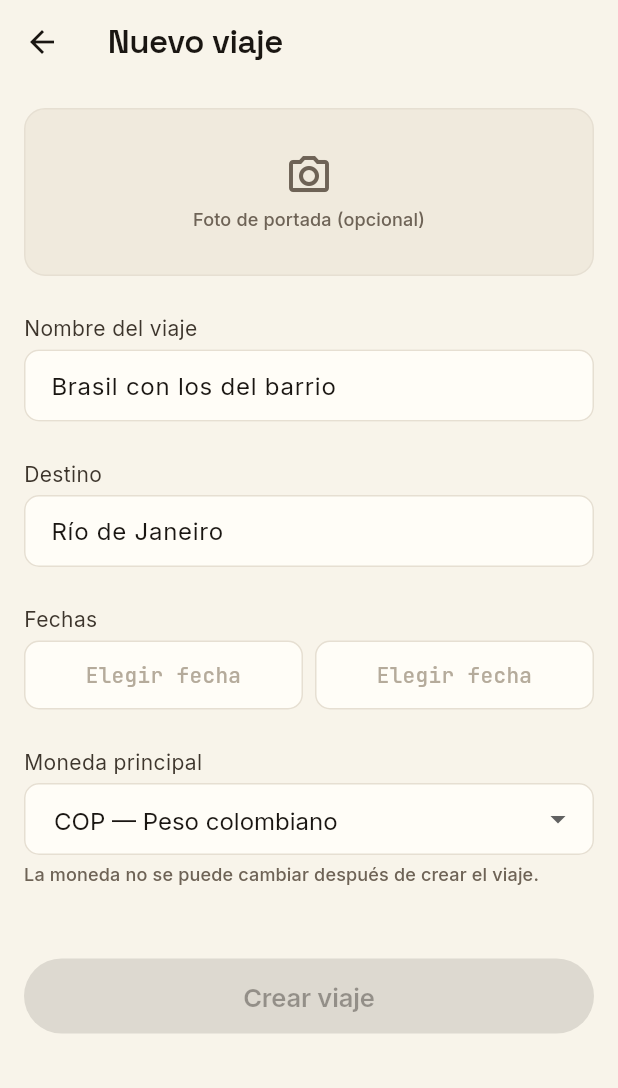
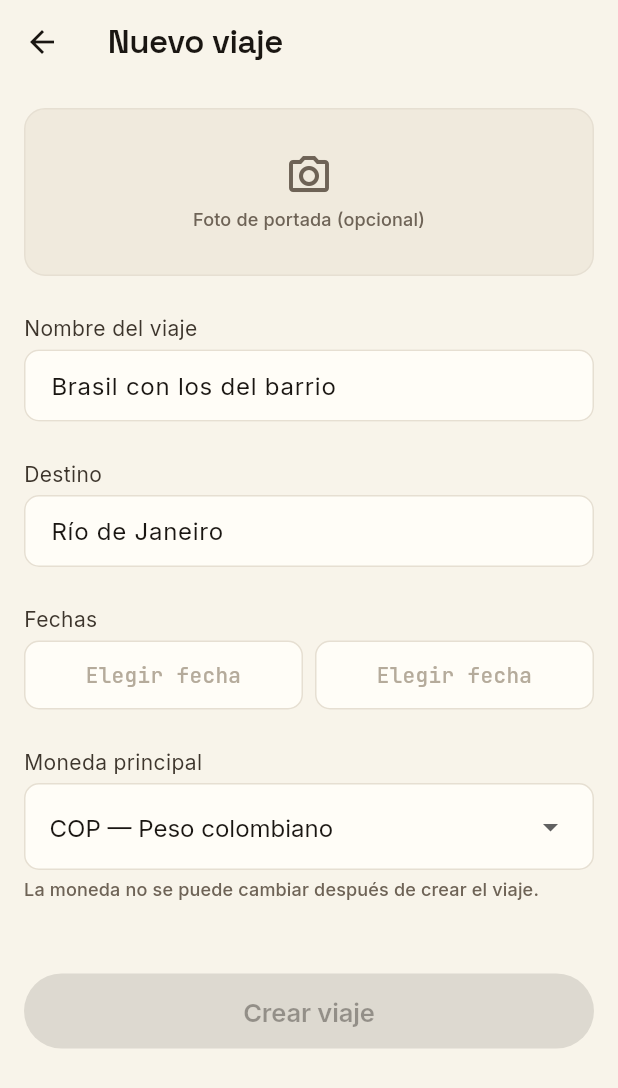
Before and after one commit to julianjab/travel-app, a Flutter app: the CreateTripScreen screen opened by its route, on a phone screen of 412 x 824 dp. Shown: the top 1088 px of the screen. Run offline on Flutter 3.47's test engine with Material 3 defaults, Android fonts, the phone set to English and light mode, and no system bars; our stand-ins replace cloud_firestore, firebase_auth, firebase_core, flutter_riverpod, go_router, google_sign_in and 2 more; accounts and stored records are empty.

Commit message:
fix(F1-02): add intl dependency, fix CurrencyPickerField to use DropdownButton (no deprecated value param)

```diff
--- a/app/lib/features/trips/presentation/widgets/currency_picker_field.dart
+++ b/app/lib/features/trips/presentation/widgets/currency_picker_field.dart
@@ -11,18 +11,23 @@ import 'package:vamos/core/theme/vamos_typography.dart';
 /// Default currency is COP (Colombian Peso) per LATAM-first product principle
 /// (see docs/02-prd-inicial.md §3). The parent form overrides this default
 /// and listens for changes via [onChanged].
+///
+/// Uses [DropdownButton] (not DropdownButtonFormField) because the parent
+/// [CreateTripScreen] owns the selected value in its own state — this is a
+/// fully controlled widget.
 class CurrencyPickerField extends StatelessWidget {
   const CurrencyPickerField({
     super.key,
     required this.value,
-    required this.onChanged,
+    this.onChanged,
   });
 
   /// Currently selected ISO 4217 currency code (e.g. "COP").
   final String value;
 
   /// Called with the newly selected currency code when the user picks one.
-  final ValueChanged<String?> onChanged;
+  /// When null, the dropdown is effectively disabled.
+  final ValueChanged<String?>? onChanged;
 
   /// LATAM-focused currency list. Ordered by estimated user frequency.
   static const List<({String code, String label})> _currencies = [
@@ -44,19 +49,24 @@ class CurrencyPickerField extends StatelessWidget {
       children: [
         Text('Moneda principal', style: VamosTypography.bodyMedium),
         const SizedBox(height: VamosSpacing.xs),
-        DropdownButtonFormField<String>(
+        Container(
+          padding: const EdgeInsets.symmetric(
+            horizontal: VamosSpacing.md,
+            vertical: VamosSpacing.xs,
+          ),
+          decoration: BoxDecoration(
+            color: VamosColors.surface,
+            borderRadius: VamosRadius.brMd,
+            border: Border.all(color: VamosColors.border),
+          ),
+          child: DropdownButton<String>(
             value: value,
             onChanged: onChanged,
-          decoration: const InputDecoration(
-            contentPadding: EdgeInsets.symmetric(
-              horizontal: VamosSpacing.md,
-              vertical: VamosSpacing.sm,
-            ),
-          ),
+            isExpanded: true,
+            underline: const SizedBox.shrink(), // hide the default underline
             style: VamosTypography.bodyLarge.copyWith(color: VamosColors.text),
             dropdownColor: VamosColors.surface,
             borderRadius: VamosRadius.brMd,
-          isExpanded: true,
             items: _currencies
                 .map(
                   (c) => DropdownMenuItem(
@@ -65,6 +75,7 @@ class CurrencyPickerField extends StatelessWidget {
                   ),
                 )
                 .toList(),
+          ),
         ),
         const SizedBox(height: VamosSpacing.xs),
         Text(
--- a/app/pubspec.yaml
+++ b/app/pubspec.yaml
@@ -53,6 +53,9 @@ dependencies:
   # Logging
   logger: ^2.5.0
 
+  # Date and number formatting (NOT internationalization — Spanish hardcoded)
+  intl: ^0.20.2
+
 dev_dependencies:
   flutter_test:
     sdk: flutter
```
Lines whose indentation alone changed are shown as unchanged.
